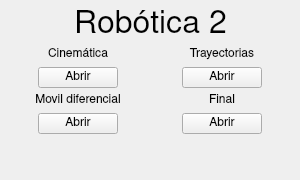
Old version of the form ui_mainwindow.ui in the repository GabiAndi/UNER_Robotica.
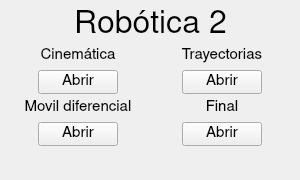
New version of the form.

```diff
--- a/ui_mainwindow.ui
+++ b/ui_mainwindow.ui
@@ -24,7 +24,8 @@
   </property>
   <property name="font">
    <font>
-    <family>Nimbus Sans</family>
+    <family>Nimbus Sans L</family>
+    <pointsize>11</pointsize>
    </font>
   </property>
   <property name="windowTitle">
```
Left out of the diff: 1 changed line with no effect on the pictures.
